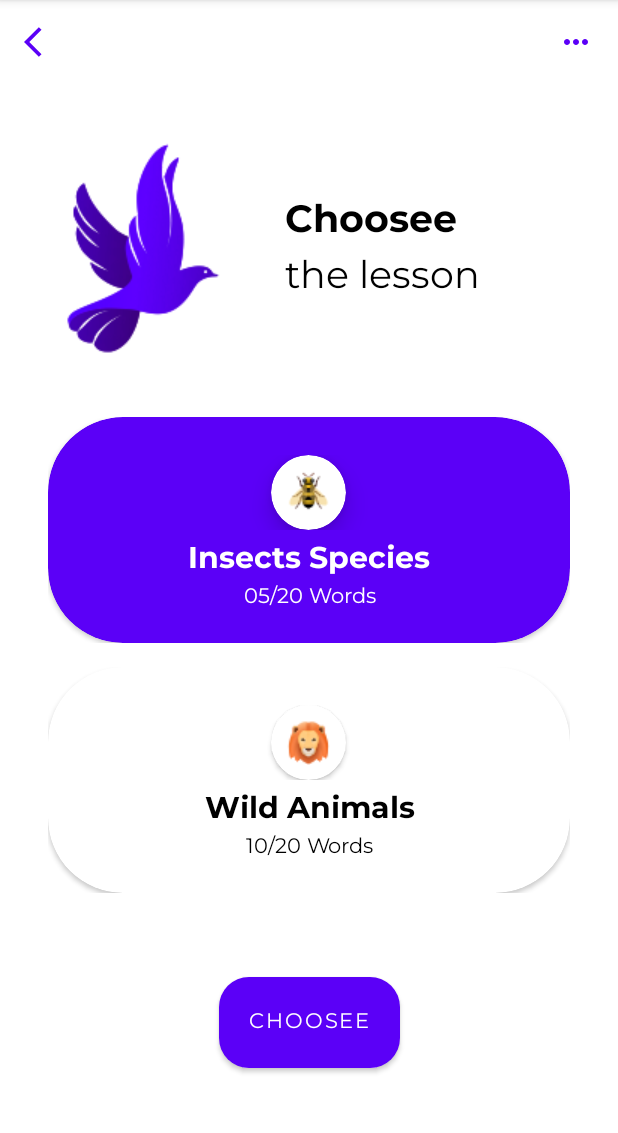
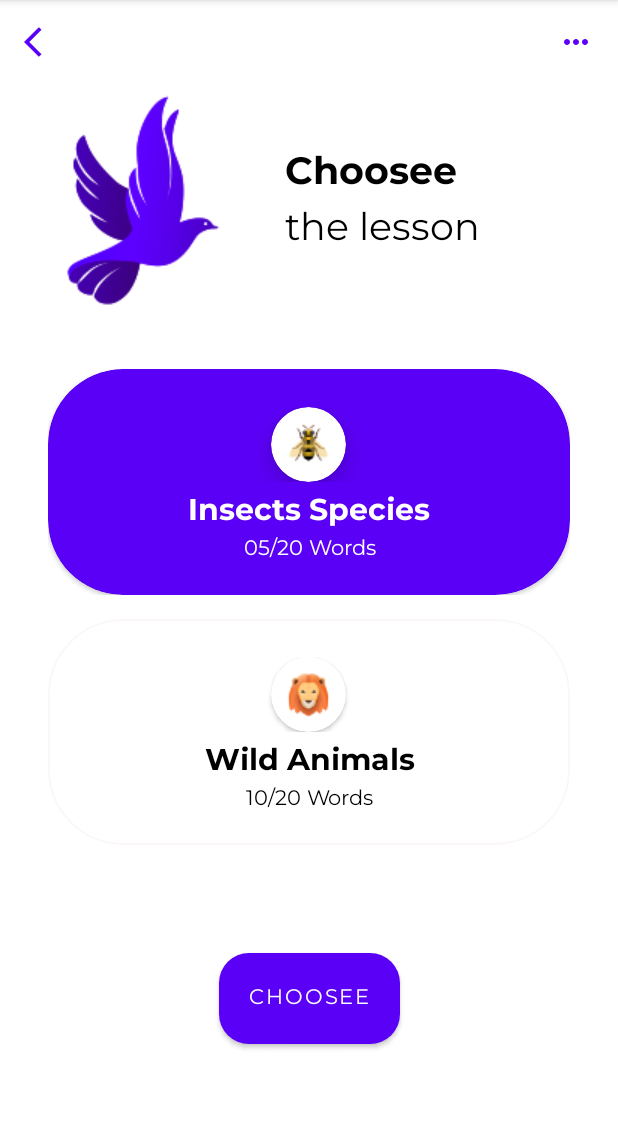
Before and after one commit to KramStyles/ddt1, an Android app: the choose screen opened directly, with no data from a screen before it, on a phone screen of 412 x 824 dp, the part 84-1217 px from its top. Run offline under Robolectric (Android 15) with nearby library versions, the phone set to English and light mode, and no system bars.

Commit message:
worked with material card and button

```diff
--- a/app/src/main/res/layout/activity_choose.xml
+++ b/app/src/main/res/layout/activity_choose.xml
@@ -42,7 +42,6 @@
         android:id="@+id/gridLayout2"
         android:layout_width="match_parent"
         android:layout_height="wrap_content"
-        android:layout_marginTop="32dp"
         app:layout_constraintEnd_toEndOf="parent"
         app:layout_constraintStart_toStartOf="parent"
         app:layout_constraintTop_toBottomOf="@+id/linearLayout3">
@@ -171,14 +170,17 @@
         app:layout_constraintStart_toStartOf="parent"
         app:layout_constraintTop_toBottomOf="@+id/gridLayout3">
 
-        <androidx.cardview.widget.CardView
+        <com.google.android.material.card.MaterialCardView
             android:layout_width="match_parent"
             android:layout_height="wrap_content"
             android:textAlignment="center"
             app:cardBackgroundColor="@color/white"
             app:cardCornerRadius="50dp"
+            app:cardElevation="0dp"
             app:contentPadding="10dp"
-            app:layout_gravity="center_horizontal|center_vertical">
+            app:layout_gravity="center_horizontal|center_vertical"
+            app:strokeColor="@color/grey"
+            app:strokeWidth="1dp">
 
             <androidx.gridlayout.widget.GridLayout
                 android:layout_width="match_parent"
@@ -233,7 +235,9 @@
 
             </androidx.gridlayout.widget.GridLayout>
 
-        </androidx.cardview.widget.CardView>
+        </com.google.android.material.card.MaterialCardView>
+
+
 
     </androidx.gridlayout.widget.GridLayout>
 
--- a/app/src/main/res/layout/activity_second.xml
+++ b/app/src/main/res/layout/activity_second.xml
@@ -96,6 +96,7 @@
             android:layout_height="73dp"
             android:background="@color/black"
             android:elevation="10dp"
+            android:onClick="goToChoose"
             android:paddingLeft="20dp"
             android:paddingRight="20dp"
             app:cardBackgroundColor="@color/purple_500"
@@ -110,6 +111,15 @@
                 android:orientation="horizontal"
                 android:padding="20dp">
 
+                <ImageView
+                    android:id="@+id/imageView6"
+                    android:layout_width="0dp"
+                    android:layout_height="42dp"
+                    android:layout_weight="1"
+                    android:baselineAlignBottom="false"
+                    android:textAlignment="textEnd"
+                    app:srcCompat="@drawable/ic_bubble" />
+
                 <TextView
                     android:id="@+id/textView18"
                     android:layout_width="wrap_content"
@@ -119,15 +129,6 @@
                     android:text="Start Learning"
                     android:textColor="@color/white" />
 
-                <ImageView
-                    android:id="@+id/imageView6"
-                    android:layout_width="0dp"
-                    android:layout_height="42dp"
-                    android:layout_weight="1"
-                    android:baselineAlignBottom="false"
-                    android:textAlignment="textEnd"
-                    app:srcCompat="@drawable/ic_bubble" />
-
             </LinearLayout>
         </androidx.cardview.widget.CardView>
 
```
